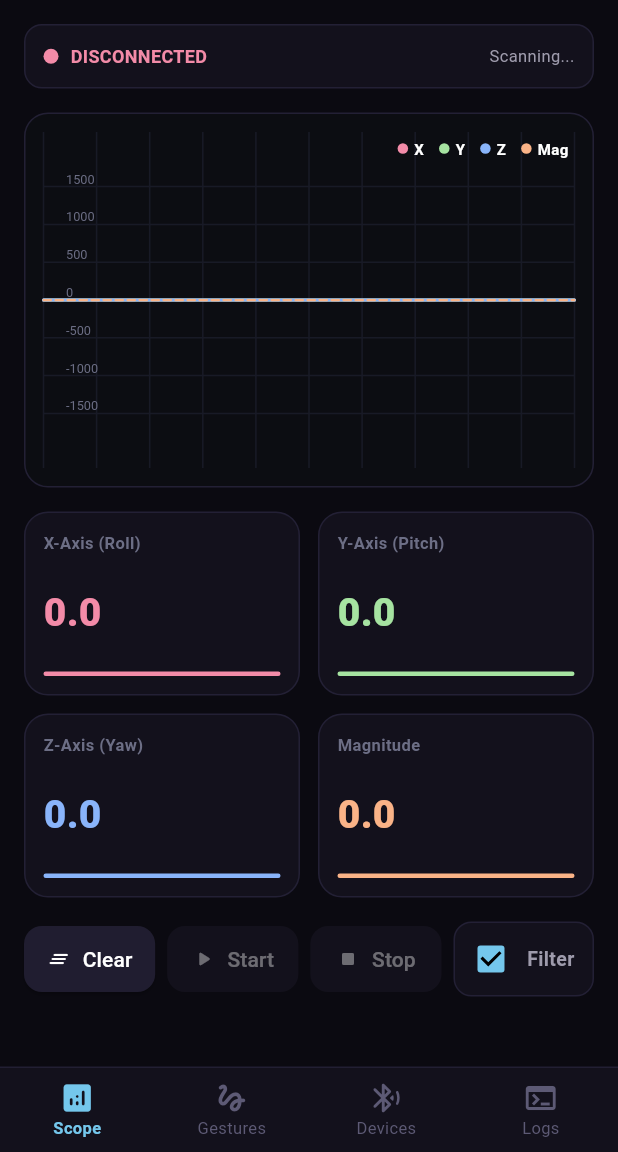
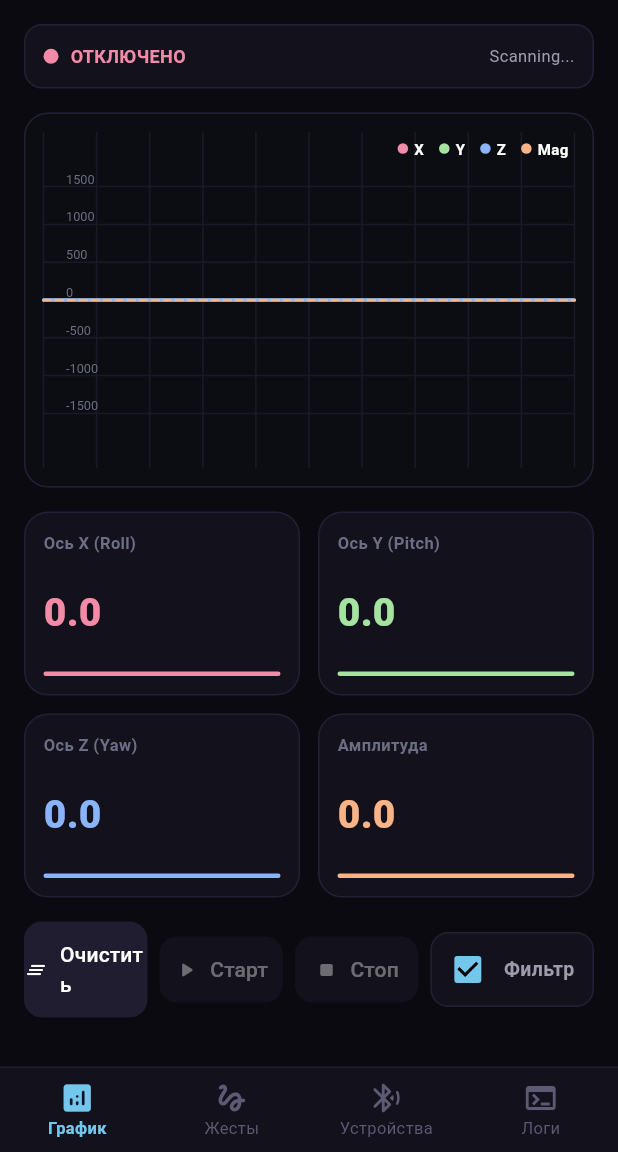
Before and after one commit to Aleksandr6669/Aura, a Flutter app: the screen it shows after launch, on a phone screen of 412 x 824 dp, the part 84-1236 px from its top. Run offline on Flutter 3.47's test engine with Material 3 defaults, Android fonts, the light colour scheme and no system bars; our stand-ins replace flutter_blue_plus, shared_preferences; Roboto replaces fonts that are missing (Fira Code).

Commit message:
refactor: localize UI strings and relax BLE gesture recognition threshold

```diff
--- a/lib/dashboard_view.dart
+++ b/lib/dashboard_view.dart
@@ -108,22 +108,22 @@ class _DashboardViewState extends State<DashboardView> {
             BottomNavigationBarItem(
               icon: Icon(Icons.analytics_outlined),
               activeIcon: Icon(Icons.analytics_rounded),
-              label: "Scope",
+              label: "График",
             ),
             BottomNavigationBarItem(
               icon: Icon(Icons.gesture_rounded),
               activeIcon: Icon(Icons.gesture_rounded),
-              label: "Gestures",
+              label: "Жесты",
             ),
             BottomNavigationBarItem(
               icon: Icon(Icons.bluetooth_searching_rounded),
               activeIcon: Icon(Icons.bluetooth_connected_rounded),
-              label: "Devices",
+              label: "Устройства",
             ),
             BottomNavigationBarItem(
               icon: Icon(Icons.terminal_outlined),
               activeIcon: Icon(Icons.terminal_rounded),
-              label: "Logs",
+              label: "Логи",
             ),
           ],
         ),
@@ -168,7 +168,7 @@ class ScopeTabContent extends StatelessWidget {
                   ),
                   const SizedBox(width: 8),
                   Text(
-                    manager.isConnected ? "CONNECTED" : "DISCONNECTED",
+                    manager.isConnected ? "ПОДКЛЮЧЕНО" : "ОТКЛЮЧЕНО",
                     style: TextStyle(color: statusColor, fontWeight: FontWeight.bold, fontSize: 12),
                   ),
                   const Spacer(),
@@ -224,10 +224,10 @@ class ScopeTabContent extends StatelessWidget {
               mainAxisSpacing: 12,
               childAspectRatio: 1.5,
               children: [
-                _buildValueCard("X-Axis (Roll)", manager.lastX, const Color(0xFFF38BA8)),
-                _buildValueCard("Y-Axis (Pitch)", manager.lastY, const Color(0xFFA6E3A1)),
-                _buildValueCard("Z-Axis (Yaw)", manager.lastZ, const Color(0xFF89B4FA)),
-                _buildValueCard("Magnitude", manager.lastMag, const Color(0xFFFAB387)),
+                _buildValueCard("Ось X (Roll)", manager.lastX, const Color(0xFFF38BA8)),
+                _buildValueCard("Ось Y (Pitch)", manager.lastY, const Color(0xFFA6E3A1)),
+                _buildValueCard("Ось Z (Yaw)", manager.lastZ, const Color(0xFF89B4FA)),
+                _buildValueCard("Амплитуда", manager.lastMag, const Color(0xFFFAB387)),
               ],
             ),
             const SizedBox(height: 16),
@@ -239,7 +239,7 @@ class ScopeTabContent extends StatelessWidget {
                   child: ElevatedButton.icon(
                     onPressed: () => manager.clearScope(),
                     icon: const Icon(Icons.clear_all_rounded, size: 16),
-                    label: const Text("Clear"),
+                    label: const Text("Очистить"),
                     style: ElevatedButton.styleFrom(
                       backgroundColor: const Color(0xFF201D30),
                       foregroundColor: Colors.white,
@@ -253,7 +253,7 @@ class ScopeTabContent extends StatelessWidget {
                   child: ElevatedButton.icon(
                     onPressed: manager.isConnected ? () => manager.startStream() : null,
                     icon: const Icon(Icons.play_arrow_rounded, size: 16),
-                    label: const Text("Start"),
+                    label: const Text("Старт"),
                     style: ElevatedButton.styleFrom(
                       backgroundColor: const Color(0xFF1C3A27),
                       foregroundColor: const Color(0xFFA6E3A1),
@@ -268,7 +268,7 @@ class ScopeTabContent extends StatelessWidget {
                   child: ElevatedButton.icon(
                     onPressed: manager.isConnected ? () => manager.stopStream() : null,
                     icon: const Icon(Icons.stop_rounded, size: 16),
-                    label: const Text("Stop"),
+                    label: const Text("Стоп"),
                     style: ElevatedButton.styleFrom(
                       backgroundColor: const Color(0xFF3A1C1C),
                       foregroundColor: const Color(0xFFF38BA8),
@@ -293,7 +293,7 @@ class ScopeTabContent extends StatelessWidget {
                         activeColor: const Color(0xFF74C7EC),
                       ),
                       const Text(
-                        "Filter",
+                        "Фильтр",
                         style: TextStyle(color: Color(0xFF9E9BAC), fontSize: 13, fontWeight: FontWeight.bold),
                       ),
                       const SizedBox(width: 12),
@@ -880,7 +880,7 @@ class DevicesTabContent extends StatelessWidget {
               Row(
                 children: [
                   const Text(
-                    "BLE SCANNER",
+                    "BLE СКАНЕР",
                     style: TextStyle(color: Color(0xFF74C7EC), fontSize: 11, fontWeight: FontWeight.bold),
                   ),
                   const Spacer(),
@@ -897,7 +897,7 @@ class DevicesTabContent extends StatelessWidget {
               ElevatedButton.icon(
                 onPressed: isScanning ? manager.stopManualScan : manager.startManualScan,
                 icon: Icon(isScanning ? Icons.stop_rounded : Icons.search_rounded),
-                label: Text(isScanning ? "Stop Scanning" : "Scan for Devices"),
+                label: Text(isScanning ? "Остановить поиск" : "Поиск устройств"),
                 style: ElevatedButton.styleFrom(
                   backgroundColor: isScanning ? const Color(0xFFF38BA8) : const Color(0xFF74C7EC),
                   foregroundColor: const Color(0xFF0B0A11),
@@ -926,7 +926,7 @@ class DevicesTabContent extends StatelessWidget {
                     ),
                     const Expanded(
                       child: Text(
-                        "Show unnamed BLE devices",
+                        "Показывать безымянные BLE устройства",
                         style: TextStyle(color: Color(0xFF9E9BAC), fontSize: 12, fontWeight: FontWeight.bold),
                       ),
                     ),
@@ -938,14 +938,14 @@ class DevicesTabContent extends StatelessWidget {
               // 1. Render Connected Device Card at the top
               if (connectedDevice != null) ...[
                 const Text(
-                  "MY DEVICE (CONNECTED / CONNECTING)",
+                  "МОЕ УСТРОЙСТВО (ПОДКЛЮЧЕНО / ПОДКЛЮЧЕНИЕ)",
                   style: TextStyle(color: Color(0xFF6C6E85), fontSize: 10, fontWeight: FontWeight.bold),
                 ),
                 const SizedBox(height: 8),
                 _buildConnectedDeviceCard(context, manager, connectedDevice),
                 const SizedBox(height: 16),
                 const Text(
-                  "AVAILABLE DEVICES",
+                  "ДОСТУПНЫЕ УСТРОЙСТВА",
                   style: TextStyle(color: Color(0xFF6C6E85), fontSize: 10, fontWeight: FontWeight.bold),
                 ),
                 const SizedBox(height: 8),
@@ -961,7 +961,7 @@ class DevicesTabContent extends StatelessWidget {
                             Icon(Icons.bluetooth_disabled_rounded, size: 48, color: const Color(0xFF5D5A75).withValues(alpha: 0.5)),
                             const SizedBox(height: 12),
                             const Text(
-                              "No matching BLE devices scanned yet.\nClick Scan to discover surrounding devices.",
+                              "Устройства еще не найдены.\nНажмите Поиск устройств для сканирования эфира.",
                               textAlign: TextAlign.center,
                               style: TextStyle(color: Color(0xFF5D5A75), fontSize: 13),
                             ),
@@ -1051,7 +1051,7 @@ class DevicesTabContent extends StatelessWidget {
                                           shape: RoundedRectangleBorder(borderRadius: BorderRadius.circular(8)),
                                         ),
                                         child: const Text(
-                                          "Connect",
+                                          "Подключить",
                                           style: TextStyle(fontSize: 11, fontWeight: FontWeight.bold),
                                         ),
                                       ),
@@ -1072,7 +1072,7 @@ class DevicesTabContent extends StatelessWidget {
   }
 
   Widget _buildConnectedDeviceCard(BuildContext context, RingBleManager manager, BluetoothDevice device) {
-    final name = device.platformName.isEmpty ? "[Saved Device / Smart Ring]" : device.platformName;
+    final name = device.platformName.isEmpty ? "[Сохраненное кольцо]" : device.platformName;
     final id = device.remoteId.str;
     final isConnecting = manager.connectionStatus == "Connecting...";
 
@@ -1113,7 +1113,7 @@ class DevicesTabContent extends StatelessWidget {
                   if (isConnecting) ...[
                     const SizedBox(height: 4),
                     const Text(
-                      "Connecting...",
+                      "Подключение...",
                       style: TextStyle(color: Color(0xFFF9E2AF), fontSize: 11, fontWeight: FontWeight.bold),
                     ),
                   ] else if (manager.isConnected) ...[
@@ -1123,7 +1123,7 @@ class DevicesTabContent extends StatelessWidget {
                         Icon(Icons.info_outline_rounded, size: 10, color: Color(0xFFA6E3A1)),
                         SizedBox(width: 4),
                         Text(
-                          "Tap to view services & channels",
+                          "Нажмите для просмотра сервисов и характеристик",
                           style: TextStyle(color: Color(0xFFA6E3A1), fontSize: 10, fontWeight: FontWeight.w600),
                         ),
                       ],
@@ -1141,7 +1141,7 @@ class DevicesTabContent extends StatelessWidget {
                 shape: RoundedRectangleBorder(borderRadius: BorderRadius.circular(8)),
               ),
               child: const Text(
-                "Disconnect",
+                "Отключить",
                 style: TextStyle(fontSize: 11, fontWeight: FontWeight.bold),
               ),
             ),
@@ -1188,7 +1188,7 @@ class DevicesTabContent extends StatelessWidget {
                       const Icon(Icons.cable_rounded, color: Color(0xFF74C7EC)),
                       const SizedBox(width: 8),
                       const Text(
-                        "GATT Services & Channels",
+                        "GATT Сервисы и Характеристики",
                         style: TextStyle(color: Colors.white, fontSize: 16, fontWeight: FontWeight.bold),
                       ),
                       const Spacer(),
@@ -1202,7 +1202,7 @@ class DevicesTabContent extends StatelessWidget {
 
                   // 1. Mapped Channels
                   const Text(
-                    "ACTIVE MAPPED CHANNELS",
+                    "АКТИВНЫЕ НАЗНАЧЕННЫЕ КАНАЛЫ",
                     style: TextStyle(color: Color(0xFF89B4FA), fontSize: 11, fontWeight: FontWeight.bold),
                   ),
                   const SizedBox(height: 8),
@@ -1217,22 +1217,22 @@ class DevicesTabContent extends StatelessWidget {
                       crossAxisAlignment: CrossAxisAlignment.start,
                       children: [
                         const Text(
-                          "Write Channel (Command Transmission):",
+                          "Канал записи (отправка команд):",
                           style: TextStyle(color: Color(0xFF6C6E85), fontSize: 10, fontWeight: FontWeight.bold),
                         ),
                         const SizedBox(height: 4),
                         Text(
-                          manager.writeChar?.uuid.toString().toLowerCase() ?? "Not mapped",
+                          manager.writeChar?.uuid.toString().toLowerCase() ?? "Не назначен",
                           style: const TextStyle(color: Color(0xFFA6E3A1), fontSize: 11, fontFamily: 'monospace'),
                         ),
                         const Divider(color: Color(0xFF232035), height: 16),
                         const Text(
-                          "Notify Channel (Subscribed Sensors):",
+                          "Канал уведомлений (получение данных):",
                           style: TextStyle(color: Color(0xFF6C6E85), fontSize: 10, fontWeight: FontWeight.bold),
                         ),
                         const SizedBox(height: 4),
                         Text(
-                          manager.notifyChar?.uuid.toString().toLowerCase() ?? "Not mapped",
+                          manager.notifyChar?.uuid.toString().toLowerCase() ?? "Не назначен",
                           style: const TextStyle(color: Color(0xFFFAB387), fontSize: 11, fontFamily: 'monospace'),
                         ),
                       ],
@@ -1242,7 +1242,7 @@ class DevicesTabContent extends StatelessWidget {
 
                   // 2. Discovered GATT Services
                   Text(
-                    "DISCOVERED SERVICES (${manager.discoveredServicesList.length})",
+                    "ОБНАРУЖЕННЫЕ СЕРВИСЫ (${manager.discoveredServicesList.length})",
                     style: const TextStyle(color: Color(0xFFCBA6F7), fontSize: 11, fontWeight: FontWeight.bold),
                   ),
                   const SizedBox(height: 8),
@@ -1368,7 +1368,7 @@ class _LogsTabContentState extends State<LogsTabContent> {
               Row(
                 children: [
                   const Text(
-                    "SYSTEM CONSOLE LOGS",
+                    "СИСТЕМНЫЕ ЛОГИ КОНСОЛИ",
                     style: TextStyle(color: Color(0xFF74C7EC), fontSize: 11, fontWeight: FontWeight.bold),
                   ),
                   const Spacer(),
@@ -1379,7 +1379,7 @@ class _LogsTabContentState extends State<LogsTabContent> {
                       });
                     },
                     icon: const Icon(Icons.delete_outline_rounded, color: Color(0xFFF38BA8), size: 20),
-                    tooltip: "Clear Logs",
+                    tooltip: "Очистить логи",
                   ),
                 ],
               ),
@@ -1489,7 +1489,7 @@ class _GesturesTabContentState extends State<GesturesTabContent> {
                           const SizedBox(width: 12),
                           const Expanded(
                             child: Text(
-                              "ЖЕСТ ОБНАРУЖЕН! / GESTURE DETECTED!",
+                              "⚡ ЖЕСТ РАСПОЗНАН! ⚡",
                               style: TextStyle(
                                 color: Color(0xFFF38BA8),
                                 fontWeight: FontWeight.bold,
--- a/lib/ring_ble_manager.dart
+++ b/lib/ring_ble_manager.dart
@@ -464,8 +464,8 @@ class RingBleManager extends ChangeNotifier {
         final templateNormalized = standardize(rule.template!);
         final dist = calculateDtw(liveNormalized, templateNormalized);
 
-        // Threshold: less than 18.0 is a solid match (standardized distance sum)
-        if (dist < 18.0) {
+        // Threshold: less than 26.0 is a match (standardized distance sum, relaxed for imprecise gestures)
+        if (dist < 26.0) {
           _lastGestureTrigger = now;
           _triggerCustomGestureAction(rule, dist);
           break; // Trigger only one custom gesture at a time
```
